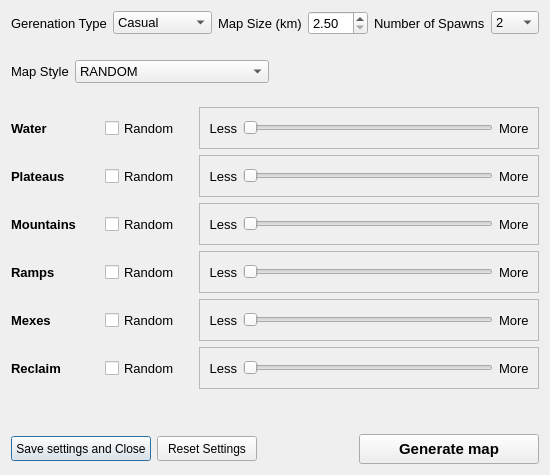
Qt form res/games/mapgen.ui (FAForever/lobby) before a commit.
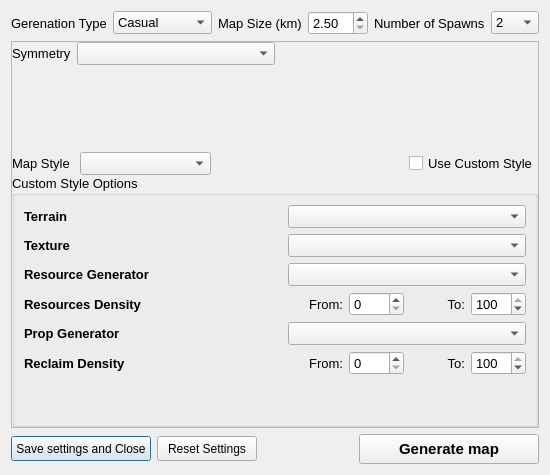
The same form after that commit.

Commit message:
Make mew mapgen options work
see https://github.com/FAForever/Neroxis-Map-Generator/pull/396
and https://github.com/FAForever/Neroxis-Map-Generator/pull/401

Patch:
```diff
--- a/res/games/mapgen.ui
+++ b/res/games/mapgen.ui
@@ -6,7 +6,7 @@
    <rect>
     <x>0</x>
     <y>0</y>
-    <width>512</width>
+    <width>550</width>
     <height>475</height>
    </rect>
   </property>
@@ -14,6 +14,455 @@
    <string>Map Generator Options</string>
   </property>
   <layout class="QGridLayout" name="gridLayout">
+   <item row="1" column="0">
+    <widget class="QFrame" name="casualOptionsFrame">
+     <property name="frameShape">
+      <enum>QFrame::StyledPanel</enum>
+     </property>
+     <property name="frameShadow">
+      <enum>QFrame::Raised</enum>
+     </property>
+     <layout class="QGridLayout" name="gridLayout_3">
+      <property name="leftMargin">
+       <number>0</number>
+      </property>
+      <property name="topMargin">
+       <number>0</number>
+      </property>
+      <property name="rightMargin">
+       <number>0</number>
+      </property>
+      <property name="bottomMargin">
+       <number>0</number>
+      </property>
+      <property name="spacing">
+       <number>0</number>
+      </property>
+      <item row="0" column="0">
+       <layout class="QHBoxLayout" name="horizontalLayout_2">
+        <property name="topMargin">
+         <number>0</number>
+        </property>
+        <property name="rightMargin">
+         <number>0</number>
+        </property>
+        <property name="bottomMargin">
+         <number>0</number>
+        </property>
+        <item>
+         <layout class="QHBoxLayout" name="horizontalLayout_4">
+          <property name="spacing">
+           <number>6</number>
+          </property>
+          <item>
+           <widget class="QLabel" name="label_6">
+            <property name="font">
+             <font>
+              <pointsize>10</pointsize>
+             </font>
+            </property>
+            <property name="text">
+             <string>Symmetry</string>
+            </property>
+           </widget>
+          </item>
+          <item>
+           <widget class="QComboBox" name="terrainSymmetry">
+            <property name="sizePolicy">
+             <sizepolicy hsizetype="MinimumExpanding" vsizetype="Fixed">
+              <horstretch>0</horstretch>
+              <verstretch>0</verstretch>
+             </sizepolicy>
+            </property>
+            <property name="font">
+             <font>
+              <pointsize>10</pointsize>
+             </font>
+            </property>
+           </widget>
+          </item>
+         </layout>
+        </item>
+        <item>
+         <spacer name="horizontalSpacer_3">
+          <property name="orientation">
+           <enum>Qt::Horizontal</enum>
+          </property>
+          <property name="sizeHint" stdset="0">
+           <size>
+            <width>40</width>
+            <height>20</height>
+           </size>
+          </property>
+         </spacer>
+        </item>
+       </layout>
+      </item>
+      <item row="2" column="0">
+       <spacer name="verticalSpacer">
+        <property name="font">
+         <font>
+          <pointsize>9</pointsize>
+         </font>
+        </property>
+        <property name="orientation">
+         <enum>Qt::Vertical</enum>
+        </property>
+        <property name="sizeHint" stdset="0">
+         <size>
+          <width>451</width>
+          <height>20</height>
+         </size>
+        </property>
+       </spacer>
+      </item>
+      <item row="3" column="0">
+       <layout class="QHBoxLayout" name="horizontalLayout_8">
+        <item>
+         <layout class="QHBoxLayout" name="horizontalLayout_12">
+          <property name="spacing">
+           <number>10</number>
+          </property>
+          <item>
+           <widget class="QLabel" name="labelMapStyle">
+            <property name="font">
+             <font>
+              <pointsize>10</pointsize>
+             </font>
+            </property>
+            <property name="text">
+             <string>Map Style</string>
+            </property>
+           </widget>
+          </item>
+          <item>
+           <widget class="QComboBox" name="mapStyle">
+            <property name="sizePolicy">
+             <sizepolicy hsizetype="Expanding" vsizetype="Fixed">
+              <horstretch>0</horstretch>
+              <verstretch>0</verstretch>
+             </sizepolicy>
+            </property>
+            <property name="font">
+             <font>
+              <pointsize>10</pointsize>
+             </font>
+            </property>
+           </widget>
+          </item>
+         </layout>
+        </item>
+        <item>
+         <spacer name="horizontalSpacer_2">
+          <property name="orientation">
+           <enum>Qt::Horizontal</enum>
+          </property>
+          <property name="sizeType">
+           <enum>QSizePolicy::MinimumExpanding</enum>
+          </property>
+          <property name="sizeHint" stdset="0">
+           <size>
+            <width>0</width>
+            <height>0</height>
+           </size>
+          </property>
+         </spacer>
+        </item>
+        <item>
+         <layout class="QHBoxLayout" name="horizontalLayout_6">
+          <item>
+           <widget class="QCheckBox" name="useCustomStyleCheckBox">
+            <property name="font">
+             <font>
+              <pointsize>10</pointsize>
+             </font>
+            </property>
+            <property name="text">
+             <string>Use Custom Style</string>
+            </property>
+           </widget>
+          </item>
+         </layout>
+        </item>
+       </layout>
+      </item>
+      <item row="4" column="0">
+       <widget class="QGroupBox" name="customStyleGroupBox">
+        <property name="font">
+         <font>
+          <pointsize>10</pointsize>
+         </font>
+        </property>
+        <property name="title">
+         <string>Custom Style Options</string>
+        </property>
+        <layout class="QGridLayout" name="gridLayout_2">
+         <item row="2" column="2">
+          <widget class="QComboBox" name="textureStyle">
+           <property name="font">
+            <font>
+             <pointsize>10</pointsize>
+            </font>
+           </property>
+          </widget>
+         </item>
+         <item row="0" column="0">
+          <widget class="QLabel" name="label">
+           <property name="font">
+            <font>
+             <pointsize>10</pointsize>
+             <bold>true</bold>
+            </font>
+           </property>
+           <property name="text">
+            <string>Terrain</string>
+           </property>
+          </widget>
+         </item>
+         <item row="4" column="2">
+          <layout class="QHBoxLayout" name="resourceDensity">
+           <item>
+            <widget class="QLabel" name="label_13">
+             <property name="font">
+              <font>
+               <pointsize>10</pointsize>
+              </font>
+             </property>
+             <property name="text">
+              <string>From:</string>
+             </property>
+             <property name="alignment">
+              <set>Qt::AlignRight|Qt::AlignTrailing|Qt::AlignVCenter</set>
+             </property>
+            </widget>
+           </item>
+           <item>
+            <widget class="QSpinBox" name="minResourceDensity">
+             <property name="font">
+              <font>
+               <pointsize>10</pointsize>
+              </font>
+             </property>
+             <property name="maximum">
+              <number>100</number>
+             </property>
+             <property name="singleStep">
+              <number>10</number>
+             </property>
+            </widget>
+           </item>
+           <item>
+            <widget class="QLabel" name="label_14">
+             <property name="font">
+              <font>
+               <pointsize>10</pointsize>
+              </font>
+             </property>
+             <property name="text">
+              <string>To:</string>
+             </property>
+             <property name="alignment">
+              <set>Qt::AlignRight|Qt::AlignTrailing|Qt::AlignVCenter</set>
+             </property>
+            </widget>
+           </item>
+           <item>
+            <widget class="QSpinBox" name="maxResourceDensity">
+             <property name="font">
+              <font>
+               <pointsize>10</pointsize>
+              </font>
+             </property>
+             <property name="maximum">
+              <number>100</number>
+             </property>
+             <property name="singleStep">
+              <number>10</number>
+             </property>
+             <property name="value">
+              <number>100</number>
+             </property>
+            </widget>
+           </item>
+          </layout>
+         </item>
+         <item row="3" column="0">
+          <widget class="QLabel" name="label_10">
+           <property name="font">
+            <font>
+             <pointsize>10</pointsize>
+             <bold>true</bold>
+            </font>
+           </property>
+           <property name="text">
+            <string>Resource Generator</string>
+           </property>
+          </widget>
+         </item>
+         <item row="7" column="2">
+          <layout class="QHBoxLayout" name="reclaimDensity">
+           <item>
+            <widget class="QLabel" name="label_9">
+             <property name="font">
+              <font>
+               <pointsize>10</pointsize>
+              </font>
+             </property>
+             <property name="text">
+              <string>From:</string>
+             </property>
+             <property name="alignment">
+              <set>Qt::AlignRight|Qt::AlignTrailing|Qt::AlignVCenter</set>
+             </property>
+            </widget>
+           </item>
+           <item>
+            <widget class="QSpinBox" name="minReclaimDensity">
+             <property name="font">
+              <font>
+               <pointsize>10</pointsize>
+              </font>
+             </property>
+             <property name="maximum">
+              <number>100</number>
+             </property>
+             <property name="singleStep">
+              <number>10</number>
+             </property>
+            </widget>
+           </item>
+           <item>
+            <widget class="QLabel" name="label_8">
+             <property name="font">
+              <font>
+               <pointsize>10</pointsize>
+              </font>
+             </property>
+             <property name="text">
+              <string>To:</string>
+             </property>
+             <property name="alignment">
+              <set>Qt::AlignRight|Qt::AlignTrailing|Qt::AlignVCenter</set>
+             </property>
+            </widget>
+           </item>
+           <item>
+            <widget class="QSpinBox" name="maxReclaimDensity">
+             <property name="font">
+              <font>
+               <pointsize>10</pointsize>
+              </font>
+             </property>
+             <property name="maximum">
+              <number>100</number>
+             </property>
+             <property name="singleStep">
+              <number>10</number>
+             </property>
+             <property name="value">
+              <number>100</number>
+             </property>
+            </widget>
+           </item>
+          </layout>
+         </item>
+         <item row="3" column="2">
+          <widget class="QComboBox" name="resourceGenerator"/>
+         </item>
+         <item row="5" column="0">
+          <widget class="QLabel" name="label_2">
+           <property name="font">
+            <font>
+             <pointsize>10</pointsize>
+             <bold>true</bold>
+            </font>
+           </property>
+           <property name="text">
+            <string>Prop Generator</string>
+           </property>
+          </widget>
+         </item>
+         <item row="4" column="0">
+          <widget class="QLabel" name="label_4">
+           <property name="font">
+            <font>
+             <pointsize>10</pointsize>
+             <bold>true</bold>
+            </font>
+           </property>
+           <property name="text">
+            <string>Resources Density</string>
+           </property>
+          </widget>
+         </item>
+         <item row="5" column="2">
+          <widget class="QComboBox" name="propGenerator">
+           <property name="font">
+            <font>
+             <pointsize>10</pointsize>
+            </font>
+           </property>
+          </widget>
+         </item>
+         <item row="0" column="2">
+          <widget class="QComboBox" name="terrainStyle">
+           <property name="font">
+            <font>
+             <pointsize>10</pointsize>
+            </font>
+           </property>
+          </widget>
+         </item>
+         <item row="7" column="0">
+          <widget class="QLabel" name="label_5">
+           <property name="font">
+            <font>
+             <pointsize>10</pointsize>
+             <bold>true</bold>
+            </font>
+           </property>
+           <property name="text">
+            <string>Reclaim Density</string>
+           </property>
+          </widget>
+         </item>
+         <item row="2" column="0">
+          <widget class="QLabel" name="label_3">
+           <property name="font">
+            <font>
+             <pointsize>10</pointsize>
+             <bold>true</bold>
+            </font>
+           </property>
+           <property name="text">
+            <string>Texture</string>
+           </property>
+          </widget>
+         </item>
+         <item row="8" column="1">
+          <spacer name="verticalSpacer_2">
+           <property name="font">
+            <font>
+             <pointsize>9</pointsize>
+            </font>
+           </property>
+           <property name="orientation">
+            <enum>Qt::Vertical</enum>
+           </property>
+           <property name="sizeHint" stdset="0">
+            <size>
+             <width>20</width>
+             <height>40</height>
+            </size>
+           </property>
+          </spacer>
+         </item>
+        </layout>
+       </widget>
+      </item>
+     </layout>
+    </widget>
+   </item>
    <item row="6" column="0">
     <layout class="QHBoxLayout" name="horizontalLayout_3">
      <item>
@@ -122,130 +571,6 @@
      </item>
     </layout>
    </item>
-   <item row="2" column="0">
-    <layout class="QHBoxLayout" name="horizontalLayout_13">
-     <item>
-      <widget class="QLabel" name="labelMapStyle">
-       <property name="font">
-        <font>
-         <pointsize>10</pointsize>
-        </font>
-       </property>
-       <property name="text">
-        <string>Map Style</string>
-       </property>
-      </widget>
-     </item>
-     <item>
-      <widget class="QComboBox" name="mapStyle">
-       <property name="sizePolicy">
-        <sizepolicy hsizetype="Expanding" vsizetype="Fixed">
-         <horstretch>0</horstretch>
-         <verstretch>0</verstretch>
-        </sizepolicy>
-       </property>
-       <property name="minimumSize">
-        <size>
-         <width>150</width>
-         <height>0</height>
-        </size>
-       </property>
-       <property name="font">
-        <font>
-         <pointsize>10</pointsize>
-        </font>
-       </property>
-       <property name="sizeAdjustPolicy">
-        <enum>QComboBox::AdjustToContents</enum>
-       </property>
-       <property name="minimumContentsLength">
-        <number>2</number>
-       </property>
-       <item>
-        <property name="text">
-         <string>RANDOM</string>
-        </property>
-       </item>
-       <item>
-        <property name="text">
-         <string>DEFAULT</string>
-        </property>
-       </item>
-       <item>
-        <property name="text">
-         <string>ONE_ISLAND</string>
-        </property>
-       </item>
-       <item>
-        <property name="text">
-         <string>BIG_ISLANDS</string>
-        </property>
-       </item>
-       <item>
-        <property name="text">
-         <string>SMALL_ISLANDS</string>
-        </property>
-       </item>
-       <item>
-        <property name="text">
-         <string>CENTER_LAKE</string>
-        </property>
-       </item>
-       <item>
-        <property name="text">
-         <string>VALLEY</string>
-        </property>
-       </item>
-       <item>
-        <property name="text">
-         <string>DROP_PLATEAU</string>
-        </property>
-       </item>
-       <item>
-        <property name="text">
-         <string>LITTLE_MOUNTAIN</string>
-        </property>
-       </item>
-       <item>
-        <property name="text">
-         <string>MOUNTAIN_RANGE</string>
-        </property>
-       </item>
-       <item>
-        <property name="text">
-         <string>LAND_BRIDGE</string>
-        </property>
-       </item>
-       <item>
-        <property name="text">
-         <string>LOW_MEX</string>
-        </property>
-       </item>
-       <item>
-        <property name="text">
-         <string>FLOODED</string>
-        </property>
-       </item>
-      </widget>
-     </item>
-     <item>
-      <spacer name="horizontalSpacer_2">
-       <property name="orientation">
-        <enum>Qt::Horizontal</enum>
-       </property>
-       <property name="sizeType">
-        <enum>QSizePolicy::Fixed</enum>
-       </property>
-       <property name="sizeHint" stdset="0">
-        <size>
-         <width>270</width>
-         <height>20</height>
-        </size>
-       </property>
-      </spacer>
-     </item>
-    </layout>
-   </item>
    <item row="0" column="0">
     <layout class="QHBoxLayout" name="horizontalLayout_7">
      <item>
@@ -409,832 +734,6 @@
      </item>
     </layout>
    </item>
-   <item row="5" column="0">
-    <spacer name="verticalSpacer_2">
-     <property name="font">
-      <font>
-       <pointsize>9</pointsize>
-      </font>
-     </property>
-     <property name="orientation">
-      <enum>Qt::Vertical</enum>
-     </property>
-     <property name="sizeHint" stdset="0">
-      <size>
-       <width>20</width>
-       <height>40</height>
-      </size>
-     </property>
-    </spacer>
-   </item>
-   <item row="1" column="0">
-    <spacer name="verticalSpacer">
-     <property name="font">
-      <font>
-       <pointsize>9</pointsize>
-      </font>
-     </property>
-     <property name="orientation">
-      <enum>Qt::Vertical</enum>
-     </property>
-     <property name="sizeHint" stdset="0">
-      <size>
-       <width>451</width>
-       <height>20</height>
-      </size>
-     </property>
-    </spacer>
-   </item>
-   <item row="4" column="0">
-    <layout class="QVBoxLayout" name="verticalLayout_4">
-     <item>
-      <layout class="QHBoxLayout" name="horizontalLayout_8">
-       <item>
-        <widget class="QLabel" name="labelWater">
-         <property name="font">
-          <font>
-           <pointsize>10</pointsize>
-           <weight>75</weight>
-           <bold>true</bold>
-          </font>
-         </property>
-         <property name="text">
-          <string>Water</string>
-         </property>
-        </widget>
-       </item>
-       <item>
-        <widget class="QCheckBox" name="landRandomDensity">
-         <property name="minimumSize">
-          <size>
-           <width>0</width>
-           <height>40</height>
-          </size>
-         </property>
-         <property name="font">
-          <font>
-           <pointsize>10</pointsize>
-          </font>
-         </property>
-         <property name="text">
-          <string>Random</string>
-         </property>
-        </widget>
-       </item>
-       <item>
-        <widget class="QFrame" name="landOptions">
-         <property name="font">
-          <font>
-           <pointsize>9</pointsize>
-          </font>
-         </property>
-         <property name="frameShape">
-          <enum>QFrame::StyledPanel</enum>
-         </property>
-         <property name="frameShadow">
-          <enum>QFrame::Raised</enum>
-         </property>
-         <layout class="QHBoxLayout" name="horizontalLayout_20">
-          <item>
-           <widget class="QLabel" name="label">
-            <property name="sizePolicy">
-             <sizepolicy hsizetype="Fixed" vsizetype="Preferred">
-              <horstretch>0</horstretch>
-              <verstretch>0</verstretch>
-             </sizepolicy>
-            </property>
-            <property name="font">
-             <font>
-              <pointsize>10</pointsize>
-             </font>
-            </property>
-            <property name="text">
-             <string>Less</string>
-            </property>
-            <property name="alignment">
-             <set>Qt::AlignRight|Qt::AlignTrailing|Qt::AlignVCenter</set>
-            </property>
-           </widget>
-          </item>
-          <item>
-           <widget class="QSlider" name="landDensity">
-            <property name="sizePolicy">
-             <sizepolicy hsizetype="Fixed" vsizetype="Fixed">
-              <horstretch>0</horstretch>
-              <verstretch>0</verstretch>
-             </sizepolicy>
-            </property>
-            <property name="minimumSize">
-             <size>
-              <width>250</width>
-              <height>22</height>
-             </size>
-            </property>
-            <property name="maximumSize">
-             <size>
-              <width>250</width>
-              <height>22</height>
-             </size>
-            </property>
-            <property name="font">
-             <font>
-              <pointsize>10</pointsize>
-             </font>
-            </property>
-            <property name="minimum">
-             <number>0</number>
-            </property>
-            <property name="maximum">
-             <number>127</number>
-            </property>
-            <property name="orientation">
-             <enum>Qt::Horizontal</enum>
-            </property>
-           </widget>
-          </item>
-          <item>
-           <widget class="QLabel" name="label_2">
-            <property name="sizePolicy">
-             <sizepolicy hsizetype="Fixed" vsizetype="Preferred">
-              <horstretch>0</horstretch>
-              <verstretch>0</verstretch>
-             </sizepolicy>
-            </property>
-            <property name="font">
-             <font>
-              <pointsize>10</pointsize>
-             </font>
-            </property>
-            <property name="text">
-             <string>More</string>
-            </property>
-           </widget>
-          </item>
-         </layout>
-        </widget>
-       </item>
-      </layout>
-     </item>
-     <item>
-      <layout class="QHBoxLayout" name="horizontalLayout_5">
-       <item>
-        <widget class="QLabel" name="labelPlateaus">
-         <property name="font">
-          <font>
-           <pointsize>10</pointsize>
-           <weight>75</weight>
-           <bold>true</bold>
-          </font>
-         </property>
-         <property name="text">
-          <string>Plateaus</string>
-         </property>
-        </widget>
-       </item>
-       <item>
-        <widget class="QCheckBox" name="plateausRandomDensity">
-         <property name="minimumSize">
-          <size>
-           <width>0</width>
-           <height>40</height>
-          </size>
-         </property>
-         <property name="font">
-          <font>
-           <pointsize>10</pointsize>
-          </font>
-         </property>
-         <property name="text">
-          <string>Random</string>
-         </property>
-        </widget>
-       </item>
-       <item>
-        <widget class="QFrame" name="plateausOptions">
-         <property name="font">
-          <font>
-           <pointsize>9</pointsize>
-          </font>
-         </property>
-         <property name="frameShape">
-          <enum>QFrame::StyledPanel</enum>
-         </property>
-         <property name="frameShadow">
-          <enum>QFrame::Raised</enum>
-         </property>
-         <layout class="QHBoxLayout" name="horizontalLayout_21">
-          <item>
-           <widget class="QLabel" name="label_3">
-            <property name="sizePolicy">
-             <sizepolicy hsizetype="Fixed" vsizetype="Preferred">
-              <horstretch>0</horstretch>
-              <verstretch>0</verstretch>
-             </sizepolicy>
-            </property>
-            <property name="font">
-             <font>
-              <pointsize>10</pointsize>
-             </font>
-            </property>
-            <property name="text">
-             <string>Less</string>
-            </property>
-            <property name="alignment">
-             <set>Qt::AlignRight|Qt::AlignTrailing|Qt::AlignVCenter</set>
-            </property>
-           </widget>
-          </item>
-          <item>
-           <widget class="QSlider" name="plateausDensity">
-            <property name="sizePolicy">
-             <sizepolicy hsizetype="Fixed" vsizetype="Fixed">
-              <horstretch>0</horstretch>
-              <verstretch>0</verstretch>
-             </sizepolicy>
-            </property>
-            <property name="minimumSize">
-             <size>
-              <width>250</width>
-              <height>22</height>
-             </size>
-            </property>
-            <property name="maximumSize">
-             <size>
-              <width>250</width>
-              <height>22</height>
-             </size>
-            </property>
-            <property name="font">
-             <font>
-              <pointsize>10</pointsize>
-             </font>
-            </property>
-            <property name="minimum">
-             <number>0</number>
-            </property>
-            <property name="maximum">
-             <number>127</number>
-            </property>
-            <property name="orientation">
-             <enum>Qt::Horizontal</enum>
-            </property>
-           </widget>
-          </item>
-          <item>
-           <widget class="QLabel" name="label_8">
-            <property name="sizePolicy">
-             <sizepolicy hsizetype="Fixed" vsizetype="Preferred">
-              <horstretch>0</horstretch>
-              <verstretch>0</verstretch>
-             </sizepolicy>
-            </property>
-            <property name="font">
-             <font>
-              <pointsize>10</pointsize>
-             </font>
-            </property>
-            <property name="text">
-             <string>More</string>
-            </property>
-           </widget>
-          </item>
-         </layout>
-        </widget>
-       </item>
-      </layout>
-     </item>
-     <item>
-      <layout class="QHBoxLayout" name="horizontalLayout_6">
-       <item>
-        <widget class="QLabel" name="labelMountains">
-         <property name="font">
-          <font>
-           <pointsize>10</pointsize>
-           <weight>75</weight>
-           <bold>true</bold>
-          </font>
-         </property>
-         <property name="text">
-          <string>Mountains</string>
-         </property>
-        </widget>
-       </item>
-       <item>
-        <widget class="QCheckBox" name="mountainsRandomDensity">
-         <property name="minimumSize">
-          <size>
-           <width>0</width>
-           <height>40</height>
-          </size>
-         </property>
-         <property name="font">
-          <font>
-           <pointsize>10</pointsize>
-          </font>
-         </property>
-         <property name="text">
-          <string>Random</string>
-         </property>
-        </widget>
-       </item>
-       <item>
-        <widget class="QFrame" name="mountainsOptions">
-         <property name="font">
-          <font>
-           <pointsize>9</pointsize>
-          </font>
-         </property>
-         <property name="frameShape">
-          <enum>QFrame::StyledPanel</enum>
-         </property>
-         <property name="frameShadow">
-          <enum>QFrame::Raised</enum>
-         </property>
-         <layout class="QHBoxLayout" name="horizontalLayout_22">
-          <item>
-           <widget class="QLabel" name="label_4">
-            <property name="sizePolicy">
-             <sizepolicy hsizetype="Fixed" vsizetype="Preferred">
-              <horstretch>0</horstretch>
-              <verstretch>0</verstretch>
-             </sizepolicy>
-            </property>
-            <property name="font">
-             <font>
-              <pointsize>10</pointsize>
-             </font>
-            </property>
-            <property name="text">
-             <string>Less</string>
-            </property>
-            <property name="alignment">
-             <set>Qt::AlignRight|Qt::AlignTrailing|Qt::AlignVCenter</set>
-            </property>
-           </widget>
-          </item>
-          <item>
-           <widget class="QSlider" name="mountainsDensity">
-            <property name="sizePolicy">
-             <sizepolicy hsizetype="Fixed" vsizetype="Fixed">
-              <horstretch>0</horstretch>
-              <verstretch>0</verstretch>
-             </sizepolicy>
-            </property>
-            <property name="minimumSize">
-             <size>
-              <width>250</width>
-              <height>22</height>
-             </size>
-            </property>
-            <property name="maximumSize">
-             <size>
-              <width>250</width>
-              <height>22</height>
-             </size>
-            </property>
-            <property name="font">
-             <font>
-              <pointsize>10</pointsize>
-             </font>
-            </property>
-            <property name="minimum">
-             <number>0</number>
-            </property>
-            <property name="maximum">
-             <number>127</number>
-            </property>
-            <property name="orientation">
-             <enum>Qt::Horizontal</enum>
-            </property>
-           </widget>
-          </item>
-          <item>
-           <widget class="QLabel" name="label_9">
-            <property name="sizePolicy">
-             <sizepolicy hsizetype="Fixed" vsizetype="Preferred">
-              <horstretch>0</horstretch>
-              <verstretch>0</verstretch>
-             </sizepolicy>
-            </property>
-            <property name="font">
-             <font>
-              <pointsize>10</pointsize>
-             </font>
-            </property>
-            <property name="text">
-             <string>More</string>
-            </property>
-           </widget>
-          </item>
-         </layout>
-        </widget>
-       </item>
-      </layout>
-     </item>
-     <item>
-      <layout class="QHBoxLayout" name="horizontalLayout_4">
-       <item>
-        <widget class="QLabel" name="labelRamps">
-         <property name="font">
-          <font>
-           <pointsize>10</pointsize>
-           <weight>75</weight>
-           <bold>true</bold>
-          </font>
-         </property>
-         <property name="text">
-          <string>Ramps</string>
-         </property>
-        </widget>
-       </item>
-       <item>
-        <widget class="QCheckBox" name="rampsRandomDensity">
-         <property name="minimumSize">
-          <size>
-           <width>0</width>
-           <height>40</height>
-          </size>
-         </property>
-         <property name="font">
-          <font>
-           <pointsize>10</pointsize>
-          </font>
-         </property>
-         <property name="text">
-          <string>Random</string>
-         </property>
-        </widget>
-       </item>
-       <item>
-        <widget class="QFrame" name="rampsOptions">
-         <property name="font">
-          <font>
-           <pointsize>9</pointsize>
-          </font>
-         </property>
-         <property name="frameShape">
-          <enum>QFrame::StyledPanel</enum>
-         </property>
-         <property name="frameShadow">
-          <enum>QFrame::Raised</enum>
-         </property>
-         <layout class="QHBoxLayout" name="horizontalLayout_23">
-          <item>
-           <widget class="QLabel" name="label_5">
-            <property name="sizePolicy">
-             <sizepolicy hsizetype="Fixed" vsizetype="Preferred">
-              <horstretch>0</horstretch>
-              <verstretch>0</verstretch>
-             </sizepolicy>
-            </property>
-            <property name="font">
-             <font>
-              <pointsize>10</pointsize>
-             </font>
-            </property>
-            <property name="text">
-             <string>Less</string>
-            </property>
-            <property name="alignment">
-             <set>Qt::AlignRight|Qt::AlignTrailing|Qt::AlignVCenter</set>
-            </property>
-           </widget>
-          </item>
-          <item>
-           <widget class="QSlider" name="rampsDensity">
-            <property name="sizePolicy">
-             <sizepolicy hsizetype="Fixed" vsizetype="Fixed">
-              <horstretch>0</horstretch>
-              <verstretch>0</verstretch>
-             </sizepolicy>
-            </property>
-            <property name="minimumSize">
-             <size>
-              <width>250</width>
-              <height>22</height>
-             </size>
-            </property>
-            <property name="maximumSize">
-             <size>
-              <width>250</width>
-              <height>22</height>
-             </size>
-            </property>
-            <property name="font">
-             <font>
-              <pointsize>10</pointsize>
-             </font>
-            </property>
-            <property name="minimum">
-             <number>0</number>
-            </property>
-            <property name="maximum">
-             <number>127</number>
-            </property>
-            <property name="orientation">
-             <enum>Qt::Horizontal</enum>
-            </property>
-           </widget>
-          </item>
-          <item>
-           <widget class="QLabel" name="label_10">
-            <property name="sizePolicy">
-             <sizepolicy hsizetype="Fixed" vsizetype="Preferred">
-              <horstretch>0</horstretch>
-              <verstretch>0</verstretch>
-             </sizepolicy>
-            </property>
-            <property name="font">
-             <font>
-              <pointsize>10</pointsize>
-             </font>
-            </property>
-            <property name="text">
-             <string>More</string>
-            </property>
-           </widget>
-          </item>
-         </layout>
-        </widget>
-       </item>
-      </layout>
-     </item>
-     <item>
-      <layout class="QHBoxLayout" name="horizontalLayout_2">
-       <item>
-        <widget class="QLabel" name="labelMex">
-         <property name="font">
-          <font>
-           <pointsize>10</pointsize>
-           <weight>75</weight>
-           <bold>true</bold>
-          </font>
-         </property>
-         <property name="text">
-          <string>Mexes</string>
-         </property>
-        </widget>
-       </item>
-       <item>
-        <widget class="QCheckBox" name="mexRandomDensity">
-         <property name="minimumSize">
-          <size>
-           <width>0</width>
-           <height>40</height>
-          </size>
-         </property>
-         <property name="font">
-          <font>
-           <pointsize>10</pointsize>
-          </font>
-         </property>
-         <property name="text">
-          <string>Random</string>
-         </property>
-        </widget>
-       </item>
-       <item>
-        <widget class="QFrame" name="mexOptions">
-         <property name="font">
-          <font>
-           <pointsize>9</pointsize>
-          </font>
-         </property>
-         <property name="frameShape">
-          <enum>QFrame::StyledPanel</enum>
-         </property>
-         <property name="frameShadow">
-          <enum>QFrame::Raised</enum>
-         </property>
-         <layout class="QHBoxLayout" name="horizontalLayout_24">
-          <item>
-           <widget class="QLabel" name="label_6">
-            <property name="sizePolicy">
-             <sizepolicy hsizetype="Fixed" vsizetype="Preferred">
-              <horstretch>0</horstretch>
-              <verstretch>0</verstretch>
-             </sizepolicy>
-            </property>
-            <property name="font">
-             <font>
-              <pointsize>10</pointsize>
-             </font>
-            </property>
-            <property name="text">
-             <string>Less</string>
-            </property>
-            <property name="alignment">
-             <set>Qt::AlignRight|Qt::AlignTrailing|Qt::AlignVCenter</set>
-            </property>
-           </widget>
-          </item>
-          <item>
-           <widget class="QSlider" name="mexDensity">
-            <property name="sizePolicy">
-             <sizepolicy hsizetype="Fixed" vsizetype="Fixed">
-              <horstretch>0</horstretch>
-              <verstretch>0</verstretch>
-             </sizepolicy>
-            </property>
-            <property name="minimumSize">
-             <size>
-              <width>250</width>
-              <height>22</height>
-             </size>
-            </property>
-            <property name="maximumSize">
-             <size>
-              <width>250</width>
-              <height>22</height>
-             </size>
-            </property>
-            <property name="font">
-             <font>
-              <pointsize>10</pointsize>
-             </font>
-            </property>
-            <property name="minimum">
-             <number>0</number>
-            </property>
-            <property name="maximum">
-             <number>127</number>
-            </property>
-            <property name="orientation">
-             <enum>Qt::Horizontal</enum>
-            </property>
-           </widget>
-          </item>
-          <item>
-           <widget class="QLabel" name="label_11">
-            <property name="sizePolicy">
-             <sizepolicy hsizetype="Fixed" vsizetype="Preferred">
-              <horstretch>0</horstretch>
-              <verstretch>0</verstretch>
-             </sizepolicy>
-            </property>
-            <property name="font">
-             <font>
-              <pointsize>10</pointsize>
-             </font>
-            </property>
-            <property name="text">
-             <string>More</string>
-            </property>
-           </widget>
-          </item>
-         </layout>
-        </widget>
-       </item>
-      </layout>
-     </item>
-     <item>
-      <layout class="QHBoxLayout" name="horizontalLayout">
-       <item>
-        <widget class="QLabel" name="labelReclaim">
-         <property name="font">
-          <font>
-           <pointsize>10</pointsize>
-           <weight>75</weight>
-           <bold>true</bold>
-          </font>
-         </property>
-         <property name="text">
-          <string>Reclaim</string>
-         </property>
-        </widget>
-       </item>
-       <item>
-        <widget class="QCheckBox" name="reclaimRandomDensity">
-         <property name="minimumSize">
-          <size>
-           <width>0</width>
-           <height>40</height>
-          </size>
-         </property>
-         <property name="font">
-          <font>
-           <pointsize>10</pointsize>
-          </font>
-         </property>
-         <property name="text">
-          <string>Random</string>
-         </property>
-        </widget>
-       </item>
-       <item>
-        <widget class="QFrame" name="reclaimOptions">
-         <property name="font">
-          <font>
-           <pointsize>9</pointsize>
-          </font>
-         </property>
-         <property name="frameShape">
-          <enum>QFrame::StyledPanel</enum>
-         </property>
-         <property name="frameShadow">
-          <enum>QFrame::Raised</enum>
-         </property>
-         <layout class="QHBoxLayout" name="horizontalLayout_25">
-          <item>
-           <widget class="QLabel" name="label_7">
-            <property name="sizePolicy">
-             <sizepolicy hsizetype="Fixed" vsizetype="Preferred">
-              <horstretch>0</horstretch>
-              <verstretch>0</verstretch>
-             </sizepolicy>
-            </property>
-            <property name="font">
-             <font>
-              <pointsize>10</pointsize>
-             </font>
-            </property>
-            <property name="text">
-             <string>Less</string>
-            </property>
-            <property name="alignment">
-             <set>Qt::AlignRight|Qt::AlignTrailing|Qt::AlignVCenter</set>
-            </property>
-           </widget>
-          </item>
-          <item>
-           <widget class="QSlider" name="reclaimDensity">
-            <property name="sizePolicy">
-             <sizepolicy hsizetype="Fixed" vsizetype="Fixed">
-              <horstretch>0</horstretch>
-              <verstretch>0</verstretch>
-             </sizepolicy>
-            </property>
-            <property name="minimumSize">
-             <size>
-              <width>250</width>
-              <height>22</height>
-             </size>
-            </property>
-            <property name="maximumSize">
-             <size>
-              <width>250</width>
-              <height>22</height>
-             </size>
-            </property>
-            <property name="font">
-             <font>
-              <pointsize>10</pointsize>
-             </font>
-            </property>
-            <property name="minimum">
-             <number>0</number>
-            </property>
-            <property name="maximum">
-             <number>127</number>
-            </property>
-            <property name="orientation">
-             <enum>Qt::Horizontal</enum>
-            </property>
-           </widget>
-          </item>
-          <item>
-           <widget class="QLabel" name="label_12">
-            <property name="sizePolicy">
-             <sizepolicy hsizetype="Fixed" vsizetype="Preferred">
-              <horstretch>0</horstretch>
-              <verstretch>0</verstretch>
-             </sizepolicy>
-            </property>
-            <property name="font">
-             <font>
-              <pointsize>10</pointsize>
-             </font>
-            </property>
-            <property name="text">
-             <string>More</string>
-            </property>
-           </widget>
-          </item>
-         </layout>
-        </widget>
-       </item>
-      </layout>
-     </item>
-    </layout>
-   </item>
-   <item row="3" column="0">
-    <spacer name="verticalSpacer_3">
-     <property name="font">
-      <font>
-       <pointsize>9</pointsize>
-      </font>
-     </property>
-     <property name="orientation">
-      <enum>Qt::Vertical</enum>
-     </property>
-     <property name="sizeHint" stdset="0">
-      <size>
-       <width>451</width>
-       <height>20</height>
-      </size>
-     </property>
-    </spacer>
-   </item>
   </layout>
  </widget>
  <resources/>
```
Left out of the diff: 1 changed line with no effect on the pictures. The commit also changes 1 other file.
